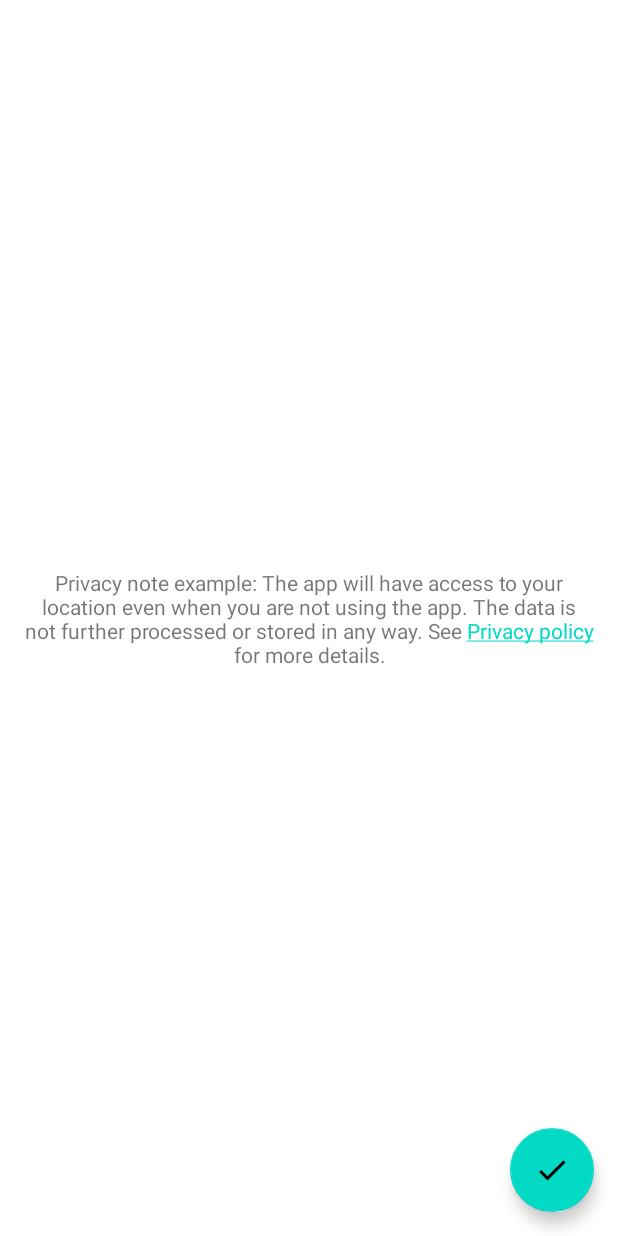
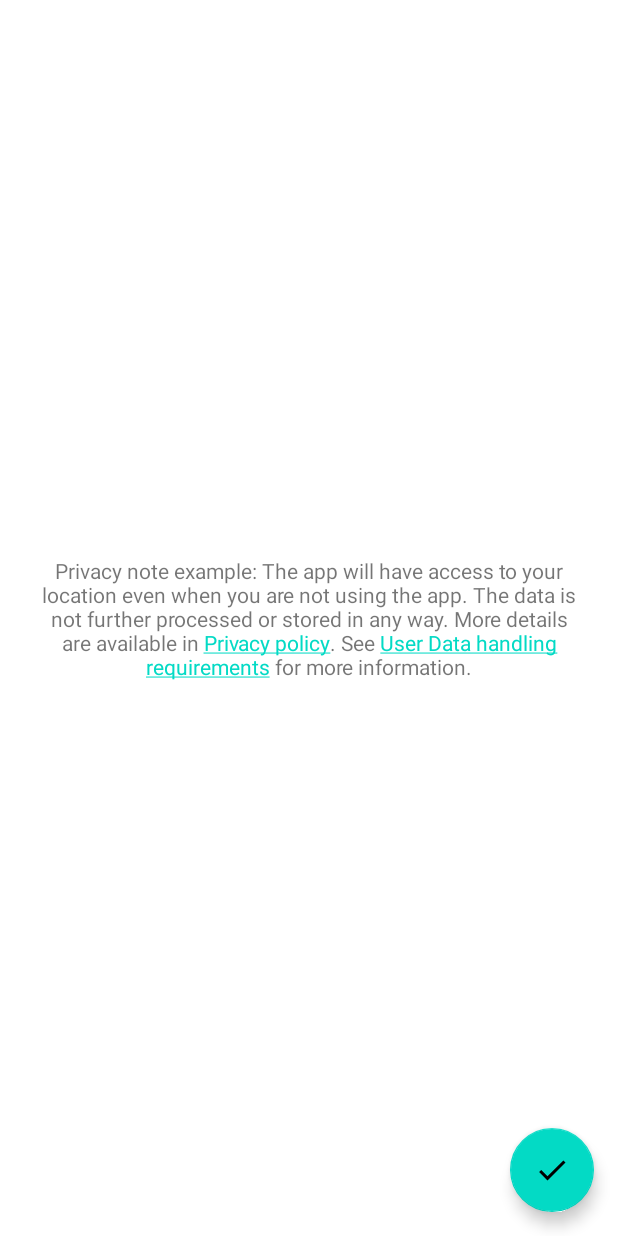
Before and after one commit to johnondrej/background-location-sample-android, an Android app: the layout activity_widget_config.xml on its own in the app's theme, with its tools: preview values and no code run, on a phone screen of 412 x 824 dp. Run offline under Robolectric (Android 15) with nearby library versions, the phone set to English and light mode, and no system bars.

Commit message:
📝 Add Privacy policy, update README

```diff
--- a/app/src/main/res/values/strings.xml
+++ b/app/src/main/res/values/strings.xml
@@ -8,7 +8,7 @@
     <string name="widget_location_coords_format">Latitude: %1$.2f, Longitude: %2$.2f</string>
     <string name="widget_update_time_format">Updated at: %s</string>
 
-    <string name="widget_config_privacy_note">Privacy note example: The app will have access to your location even when you are not using the app. The data is not further processed or stored in any way. See <a href="https://support.google.com/googleplay/android-developer/answer/10144311?visit_id=637595178493752421-1967680717&amp;rd=1#personal-sensitive">Privacy policy</a> for more details.</string>
+    <string name="widget_config_privacy_note">Privacy note example: The app will have access to your location even when you are not using the app. The data is not further processed or stored in any way. More details are available in <a href="https://github.com/johnondrej/background-location-sample-android/blob/master/docs/privacy_policy.md">Privacy policy</a>. See <a href="https://support.google.com/googleplay/android-developer/answer/10144311?visit_id=637595178493752421-1967680717&amp;rd=1#personal-sensitive">User Data handling requirements</a> for more information.</string>
     <string name="widget_config_permissions_android_11_note">As of Android 11, you can\'t get permissions to both background and foreground locations in a single request. Please enable foreground position first by clicking the following button and then add the widget.</string>
     <string name="widget_config_permissions_button">Grant location permissions</string>
     <string name="widget_config_permissions_consent">Consent example: The widget requires background location permissions to function.\n\nThe app will have access to your location even when you are not using the app. The data is not further processed or stored in any way.</string>
```
Also changed, not shown: 3 other files.
